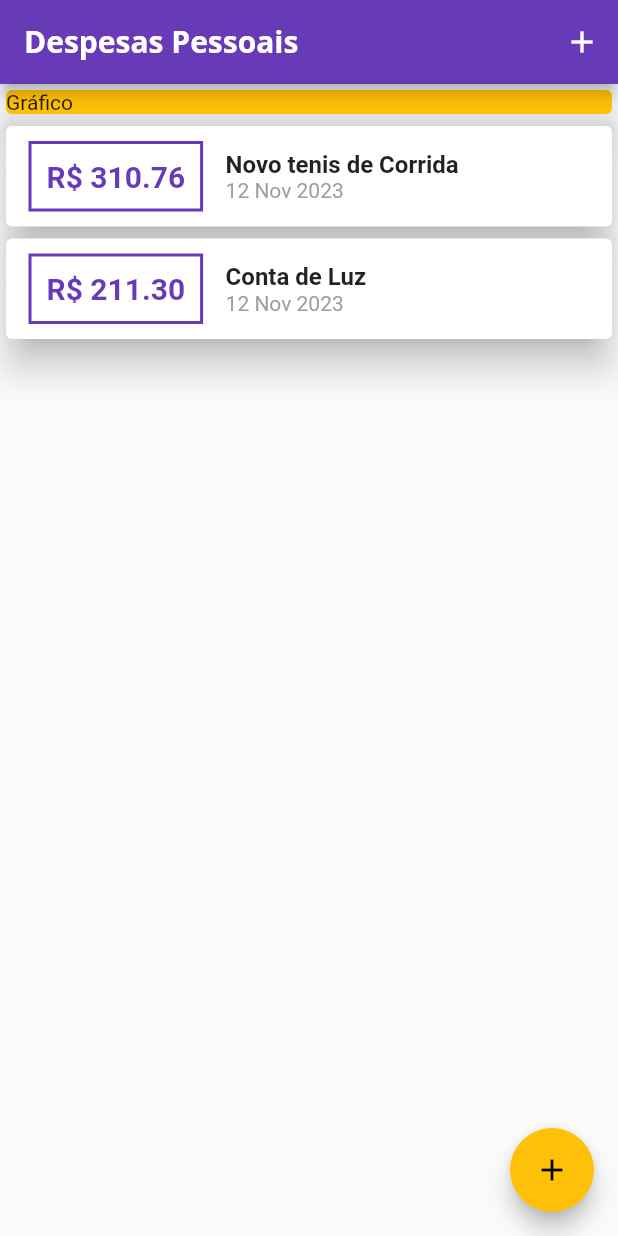
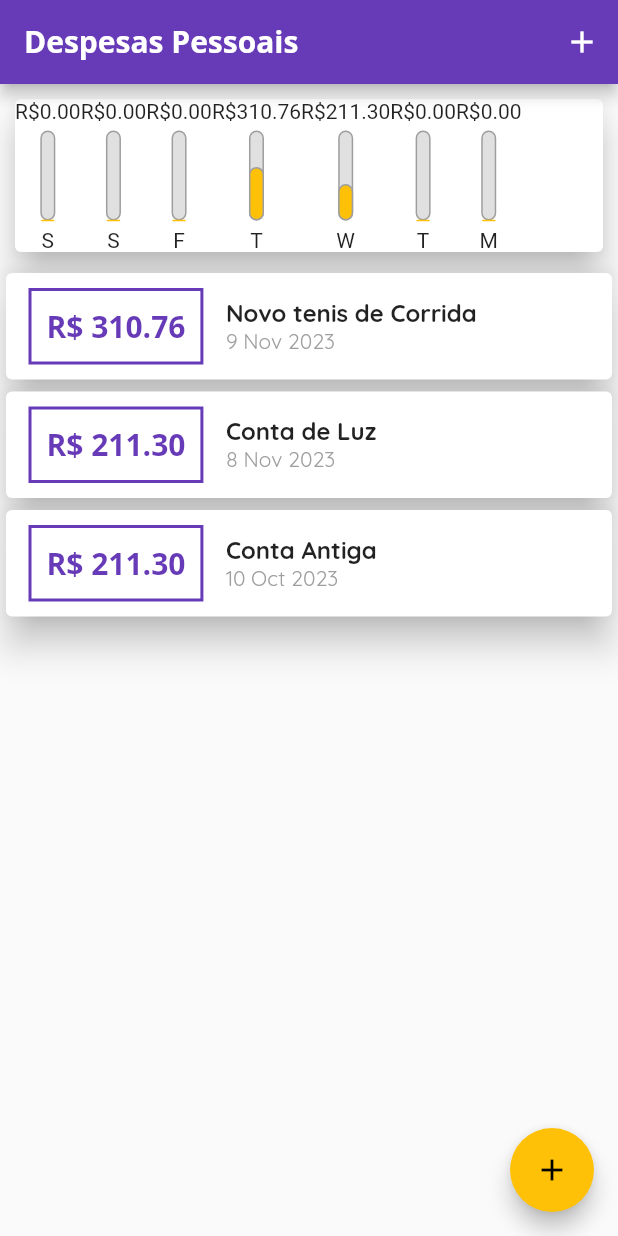
Before and after one commit to rodriguesg73/expenses, a Flutter app: the screen it shows after launch, on a phone screen of 412 x 824 dp. Run offline on Flutter 3.47's test engine with Material 2 defaults, Android fonts, the phone set to English and light mode, and no system bars.

Commit message:
Chart bar created - missing final style details

```diff
--- /dev/null
+++ b/lib/components/transaction_char_bar.dart
@@ -0,0 +1,57 @@
+// ignore_for_file: prefer_const_constructors
+
+import 'package:flutter/material.dart';
+
+class TransactionChartBar extends StatelessWidget {
+  final String label;
+  final double value;
+  final double percentage;
+
+  TransactionChartBar({
+    required this.label,
+    required this.value,
+    required this.percentage,
+  });
+
+  @override
+  Widget build(BuildContext context) {
+    return Column(
+      children: <Widget>[
+        Text('R\$${value.toStringAsFixed(2)}'),
+        SizedBox(
+          height: 5,
+        ),
+        Container(
+          height: 60,
+          width: 10,
+          child: Stack(
+            alignment: Alignment.bottomCenter,
+            children: <Widget>[
+              Container(
+                decoration: BoxDecoration(
+                  border: Border.all(color: Colors.grey, width: 1),
+                  color: Colors.grey.shade300,
+                  borderRadius: BorderRadius.circular(5),
+                ),
+              ),
+              FractionallySizedBox(
+                heightFactor: percentage,
+                child: Container(
+                  decoration: BoxDecoration(
+                    border: Border.all(color: Colors.grey, width: 1),
+                    color: Theme.of(context).colorScheme.secondary,
+                    borderRadius: BorderRadius.circular(5),
+                  ),
+                ),
+              ),
+            ],
+          ),
+        ),
+        SizedBox(
+          height: 5,
+        ),
+        Text(label)
+      ],
+    );
+  }
+}
--- /dev/null
+++ b/lib/components/transaction_chart.dart
@@ -0,0 +1,61 @@
+// ignore_for_file: prefer_const_constructors
+
+import 'package:expenses/components/transaction_char_bar.dart';
+import 'package:expenses/models/transaction.dart';
+import 'package:intl/intl.dart';
+import 'package:flutter/material.dart';
+
+class TransactionChart extends StatelessWidget {
+  final List<Transaction> recentTransactions;
+
+  const TransactionChart(this.recentTransactions, {super.key});
+
+  List<Map<String, Object>> get groupedTransactions {
+    return List.generate(7, (index) {
+      final weekDay = DateTime.now().subtract(
+        Duration(days: index),
+      );
+
+      double totalSum = 0.0;
+
+      for (var i = 0; i < recentTransactions.length; i++) {
+        bool sameDay = recentTransactions[i].date.day == weekDay.day;
+        bool sameMOnth = recentTransactions[i].date.month == weekDay.month;
+        bool sameYear = recentTransactions[i].date.year == weekDay.year;
+
+        if (sameDay && sameMOnth && sameYear) {
+          totalSum += recentTransactions[i].value;
+        }
+      }
+
+      return {
+        'day': DateFormat.E().format(weekDay)[0],
+        'value': totalSum,
+      };
+    });
+  }
+
+  double get _weekTotalValue {
+    return groupedTransactions.fold(0.0, (sum, tr) {
+      return sum + (tr['value'] as double);
+    });
+  }
+
+  @override
+  Widget build(BuildContext context) {
+    groupedTransactions;
+    return Card(
+      elevation: 10,
+      margin: EdgeInsets.all(10),
+      child: Row(
+        children: groupedTransactions.map((tr) {
+          return TransactionChartBar(
+            label: tr['day'].toString(),
+            value: (tr['value'] as double),
+            percentage: (tr['value'] as double) / _weekTotalValue,
+          );
+        }).toList(),
+      ),
+    );
+  }
+}
--- a/lib/components/transaction_list.dart
+++ b/lib/components/transaction_list.dart
@@ -13,7 +13,26 @@ class TransactionList extends StatelessWidget {
   Widget build(BuildContext context) {
     return Container(
       height: 300,
-      child: ListView.builder(
+      child: transaction.isEmpty
+          ? Column(
+              children: <Widget>[
+                Text(
+                  'Nenhuma Transação Cadastrada',
+                  style: Theme.of(context).textTheme.titleLarge,
+                ),
+                SizedBox(
+                  height: 20,
+                ),
+                Container(
+                  height: 200,
+                  child: Image.asset(
+                    'assets/images/waiting.png',
+                    fit: BoxFit.cover,
+                  ),
+                ),
+              ],
+            )
+          : ListView.builder(
               itemCount: transaction.length,
               itemBuilder: (ctx, index) {
                 final tr = transaction[index];
@@ -39,6 +58,10 @@ class TransactionList extends StatelessWidget {
                             fontWeight: FontWeight.bold,
                             fontSize: 20,
                             color: Theme.of(context).colorScheme.primary,
+                            fontFamily: Theme.of(context)
+                                .appBarTheme
+                                .titleTextStyle
+                                ?.fontFamily,
                           ),
                         ),
                       ),
@@ -50,6 +73,10 @@ class TransactionList extends StatelessWidget {
                             style: TextStyle(
                               fontWeight: FontWeight.bold,
                               fontSize: 16,
+                              fontFamily: Theme.of(context)
+                                  .textTheme
+                                  .titleLarge
+                                  ?.fontFamily,
                             ),
                           ),
                           Text(
@@ -57,6 +84,10 @@ class TransactionList extends StatelessWidget {
                             style: TextStyle(
                               fontSize: 14,
                               color: Colors.grey.shade500,
+                              fontFamily: Theme.of(context)
+                                  .textTheme
+                                  .titleLarge
+                                  ?.fontFamily,
                             ),
                           ),
                         ],
--- a/lib/main.dart
+++ b/lib/main.dart
@@ -1,5 +1,6 @@
 // ignore_for_file: prefer_const_constructors, prefer_const_literals_to_create_immutables, avoid_unnecessary_containers
 
+import 'package:expenses/components/transaction_chart.dart';
 import 'package:flutter/material.dart';
 import 'dart:math';
 
@@ -27,7 +28,7 @@ class ExpensesApp extends StatelessWidget {
         ),
         textTheme: theme.textTheme.copyWith(
           titleLarge: TextStyle(
-            fontFamily: 'OpenSans',
+            fontFamily: 'Quicksand',
             fontSize: 18,
             fontWeight: FontWeight.bold,
             color: Colors.black,
@@ -53,20 +54,34 @@ class MyHomePage extends StatefulWidget {
 }
 
 class _MyHomePageState extends State<MyHomePage> {
-  final _transactions = [
+  final List<Transaction> _transactions = [
     Transaction(
       id: 't1',
       title: 'Novo tenis de Corrida',
       value: 310.76,
-      date: DateTime.now(),
+      date: DateTime.now().subtract(Duration(days: 3)),
     ),
     Transaction(
       id: 't2',
       title: 'Conta de Luz',
       value: 211.30,
-      date: DateTime.now(),
+      date: DateTime.now().subtract(Duration(days: 4)),
+    ),
+    Transaction(
+      id: 't3',
+      title: 'Conta Antiga',
+      value: 211.30,
+      date: DateTime.now().subtract(Duration(days: 33)),
     )
   ];
+
+  List<Transaction> get _recentTransactions {
+    return _transactions.where((tr) {
+      return tr.date.isAfter(DateTime.now().subtract(
+        Duration(days: 7),
+      ));
+    }).toList();
+  }
 
   _addTransaction(String title, double value) {
     final newTransaction = Transaction(
@@ -108,13 +123,7 @@ class _MyHomePageState extends State<MyHomePage> {
         child: Column(
           crossAxisAlignment: CrossAxisAlignment.stretch,
           children: <Widget>[
-            Container(
-              child: Card(
-                color: Theme.of(context).colorScheme.secondary,
-                elevation: 10,
-                child: Text('Gráfico'),
-              ),
-            ),
+            TransactionChart(_recentTransactions),
             TransactionList(
               _transactions,
             ),
--- a/pubspec.yaml
+++ b/pubspec.yaml
@@ -61,8 +61,8 @@ flutter:
   uses-material-design: true
 
   # To add assets to your application, add an assets section, like this:
-  # assets:
-  #   - images/a_dot_burr.jpeg
+  assets:
+    - assets\images\waiting.png
   #   - images/a_dot_ham.jpeg
 
   # An image asset can refer to one or more resolution-specific "variants", see
```
Also changed, not shown: assets/images/waiting.png (added). Lines whose indentation alone changed are shown as unchanged.
